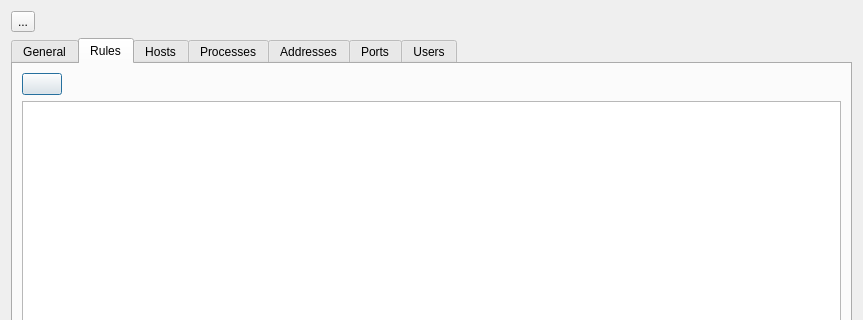
Qt form ui/opensnitch/res/stats.ui (evilsocket/opensnitch) before a commit; both pictures show x 0 to 863 and y 0 to 320 of the 863 by 600 pixel window.
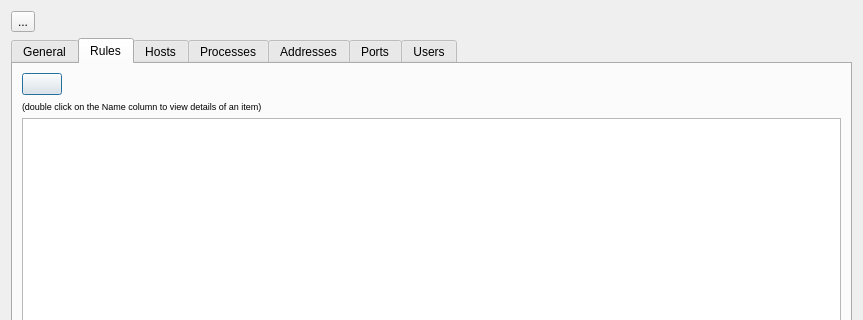
The same form after that commit. The open tabs and pages were chosen to show the change. Icons and pictures are not drawn.

Commit message:
Improved performance and details view
- Added a label to let the user know that an item in a column can be
clicked to view details about that item (process, host, user, ...).
- Improved performance by only adding the new items, or items that has
changed, instead of all the stats.
- Search General statistics by any column.

The edit to the form file:
```diff
--- a/ui/opensnitch/res/stats.ui
+++ b/ui/opensnitch/res/stats.ui
@@ -453,7 +453,7 @@
        <string>Rules</string>
       </attribute>
       <layout class="QGridLayout" name="gridLayout">
-       <item row="1" column="0">
+       <item row="2" column="0">
         <widget class="QTableView" name="rulesTable">
          <property name="autoScroll">
           <bool>false</bool>
@@ -503,6 +503,16 @@
          </item>
         </layout>
        </item>
+       <item row="1" column="0">
+        <widget class="QLabel" name="tipRulesLabel">
+         <property name="text">
+          <string>&lt;html&gt;&lt;head/&gt;&lt;body&gt;&lt;p&gt;&lt;span style=&quot; font-size:7pt;&quot;&gt;(double click on the Name column to view details of an item)&lt;/span&gt;&lt;/p&gt;&lt;/body&gt;&lt;/html&gt;</string>
+         </property>
+         <property name="textFormat">
+          <enum>Qt::RichText</enum>
+         </property>
+        </widget>
+       </item>
       </layout>
      </widget>
      <widget class="QWidget" name="tab_4">
```
Left out of the diff: 46 changed lines with no effect on the pictures. The commit also changes 3 other files.
